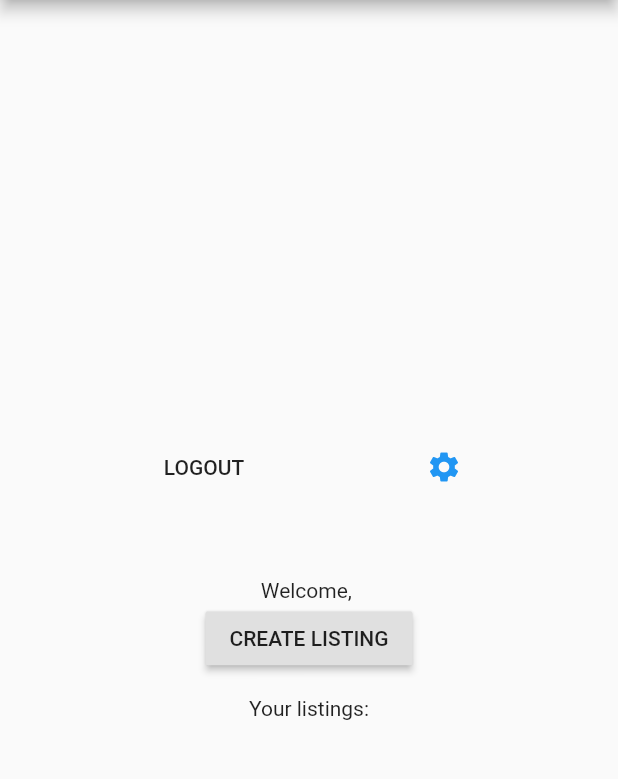
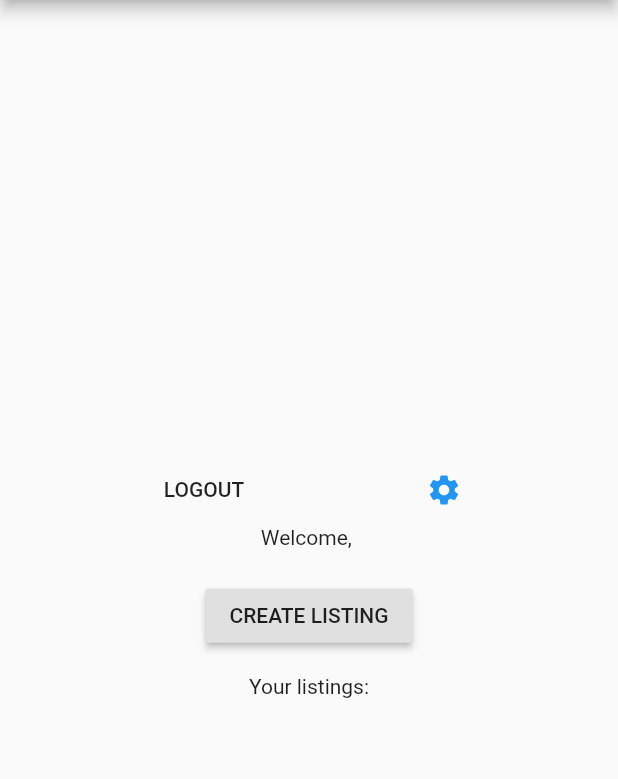
Before and after one commit to malcolm-weathers/leftovers, a Flutter app: the Home screen opened directly with empty values, on a phone screen of 412 x 824 dp, the part 84-863 px from its top. Run offline on Flutter 3.47's test engine with Material 2 defaults, Android fonts, the phone set to English and light mode, and no system bars; our stand-ins replace cloud_firestore, firebase_auth, location; accounts and stored records are empty.

Commit message:
Will figure out alignment later

```diff
--- a/lib/main.dart
+++ b/lib/main.dart
@@ -175,9 +175,11 @@ class HomeState extends State<Home> {
       ),
       body: Column(
         mainAxisAlignment: MainAxisAlignment.center,
-        crossAxisAlignment: CrossAxisAlignment.center,
+        //crossAxisAlignment: CrossAxisAlignment.center,
         children: <Widget>[
-          Row(
+          Align(
+            alignment: Alignment.topCenter,
+            child: Row(
               mainAxisAlignment: MainAxisAlignment.spaceEvenly,
               crossAxisAlignment: CrossAxisAlignment.center,
               children: <Widget>[
@@ -201,8 +203,10 @@ class HomeState extends State<Home> {
                 ),
               ],
             ),
-          SizedBox(height: 50.0),
+
+          ),
           Text('Welcome, $_name'),
+          SizedBox(height: 20.0),
           RaisedButton(
             onPressed: (){
               Navigator.push(context, new MaterialPageRoute(builder: (context) => new MakeListing(_email, _name, _sex, _age)));
```
Lines whose indentation alone changed are shown as unchanged.
